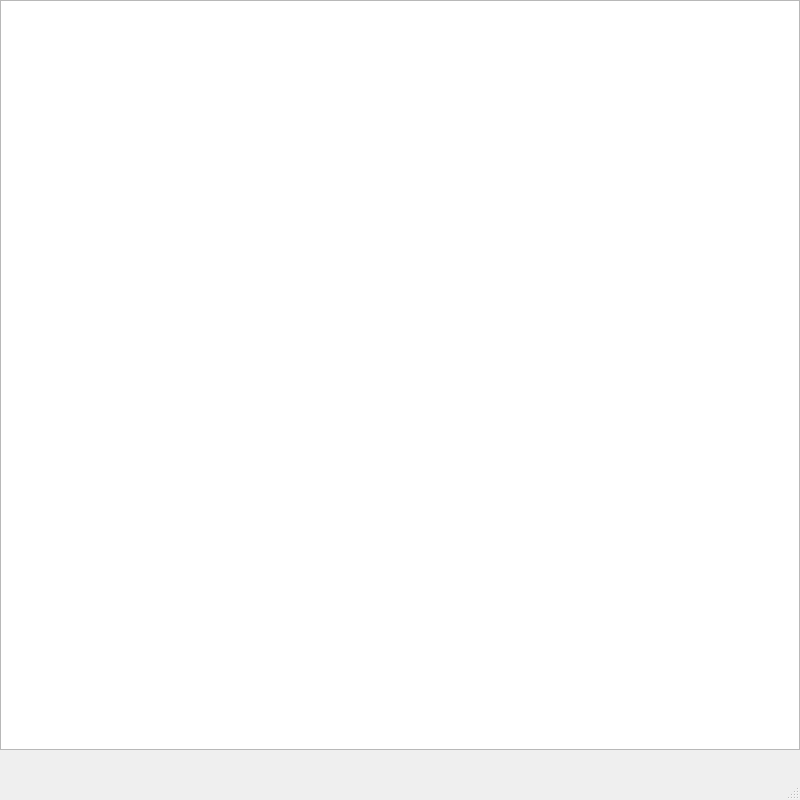
tammamakhan/connect-four-ai, file gamewindow.ui: the form before one commit.
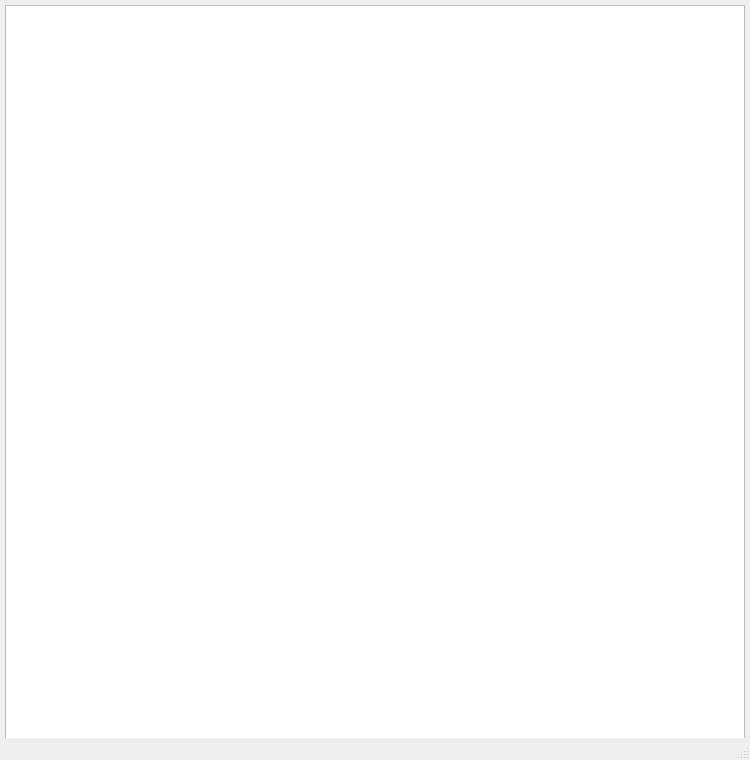
The form after the commit.

```diff
--- a/gamewindow.ui
+++ b/gamewindow.ui
@@ -6,19 +6,10 @@
    <rect>
     <x>0</x>
     <y>0</y>
-    <width>800</width>
-    <height>800</height>
+    <width>750</width>
+    <height>760</height>
    </rect>
   </property>
-  <property name="sizePolicy">
-   <sizepolicy hsizetype="Fixed" vsizetype="Fixed">
-    <horstretch>0</horstretch>
-    <verstretch>0</verstretch>
-   </sizepolicy>
-  </property>
-  <property name="mouseTracking">
-   <bool>true</bool>
-  </property>
   <property name="windowTitle">
    <string>GameWindow</string>
   </property>
@@ -26,18 +17,12 @@
    <widget class="QGraphicsView" name="graphicsView">
     <property name="geometry">
      <rect>
-      <x>0</x>
-      <y>0</y>
-      <width>800</width>
-      <height>750</height>
+      <x>5</x>
+      <y>5</y>
+      <width>740</width>
+      <height>740</height>
      </rect>
     </property>
-    <property name="sizePolicy">
-     <sizepolicy hsizetype="Fixed" vsizetype="Fixed">
-      <horstretch>0</horstretch>
-      <verstretch>0</verstretch>
-     </sizepolicy>
-    </property>
     <property name="mouseTracking">
      <bool>true</bool>
     </property>
```
Left out of the diff: 10 changed lines with no effect on the pictures.
